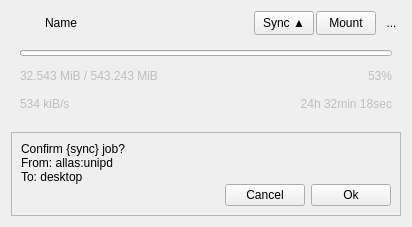
Above: src/view/JobWidget.ui from duri93/OneClone before the change. Below: the same form after it.
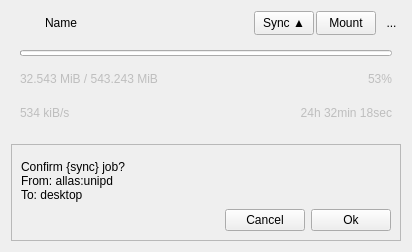
That is the form after the change. Icons and pictures are not drawn.

Commit message: Added "open log file" button in job details page

What changed in the file:
```diff
--- a/src/view/JobWidget.ui
+++ b/src/view/JobWidget.ui
@@ -7,7 +7,7 @@
     <x>0</x>
     <y>0</y>
     <width>412</width>
-    <height>227</height>
+    <height>252</height>
    </rect>
   </property>
   <property name="sizePolicy">
```
Left out of the diff: 3 changed lines with no effect on the pictures. The commit also changes 6 other files.
